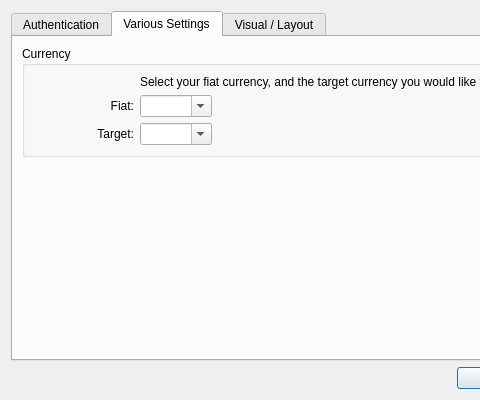
First picture: the form in goxgui/ui/preferences.ui, repository genbtc/goxgui, before the edit; both pictures show x 0 to 480 and y 0 to 400 of the 740 by 400 pixel window.
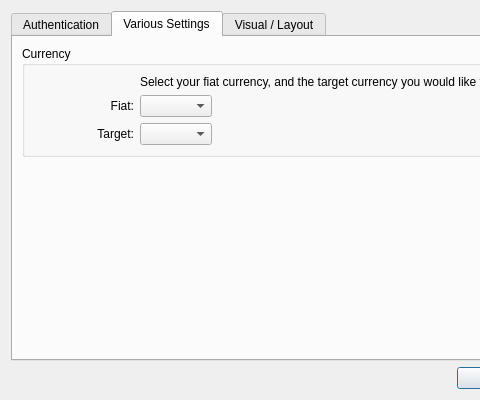
Second picture: the form after the edit. The open tabs and pages were chosen to show the change.

What changed in the file:
```diff
--- a/goxgui/ui/preferences.ui
+++ b/goxgui/ui/preferences.ui
@@ -259,7 +259,7 @@
           <item row="1" column="1">
            <widget class="QComboBox" name="comboBoxCurrencyFiat">
             <property name="editable">
-             <bool>true</bool>
+             <bool>false</bool>
             </property>
             <property name="minimumContentsLength">
              <number>3</number>
@@ -269,7 +269,7 @@
           <item row="2" column="1">
            <widget class="QComboBox" name="comboBoxCurrencyTarget">
             <property name="editable">
-             <bool>true</bool>
+             <bool>false</bool>
             </property>
             <property name="minimumContentsLength">
              <number>3</number>
```
Left out of the diff: 3 changed lines with no effect on the pictures.
